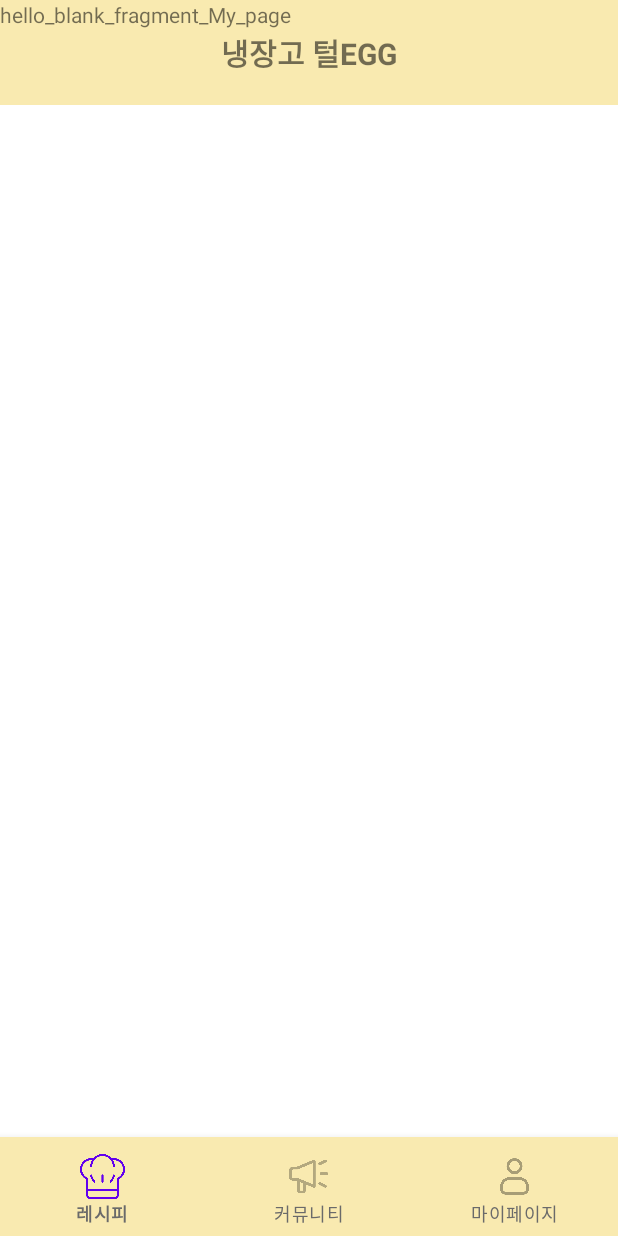
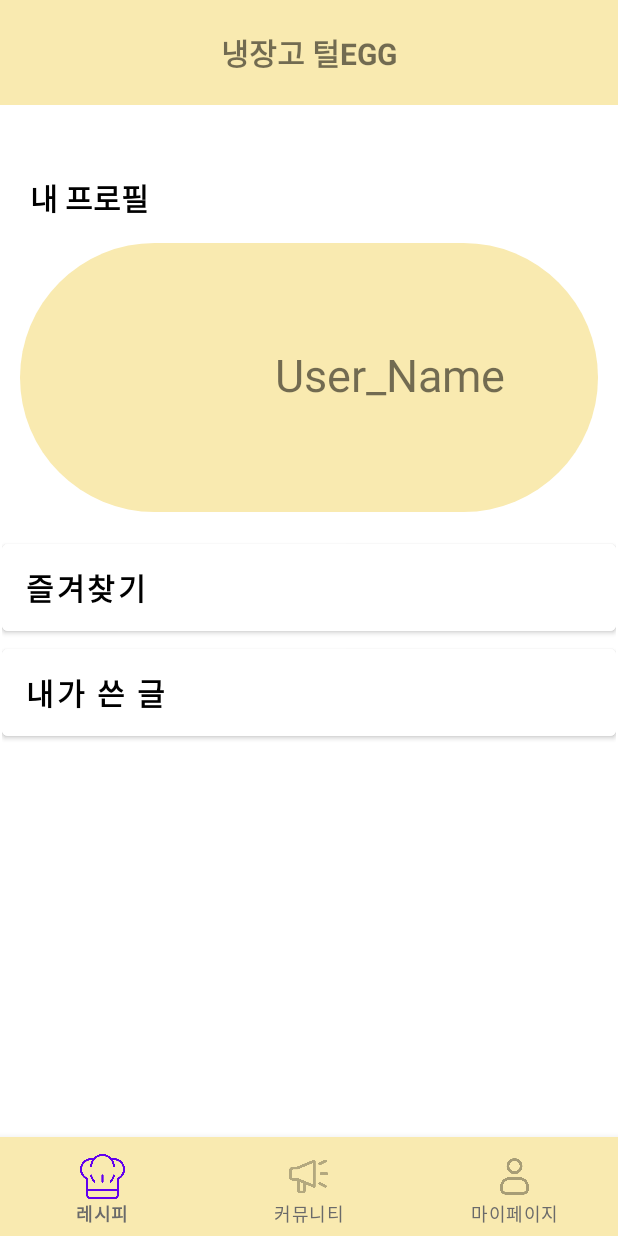
Before and after one commit to JGBean/CookRecipe, an Android app: the fragment MypageFragment placed in its activity, on a phone screen of 412 x 824 dp. Run offline under Robolectric (Android 15) with nearby library versions, the phone set to English and light mode, and no system bars.

Commit message:
마이페이지 화면입니다.

```diff
--- a/app/src/main/java/com/cook_recipe_app/firebase/MypageFragment.kt
+++ b/app/src/main/java/com/cook_recipe_app/firebase/MypageFragment.kt
@@ -6,34 +6,22 @@ import android.view.LayoutInflater
 import android.view.View
 import android.view.ViewGroup
 import com.cook_recipe_app.firebase.R
+import com.cook_recipe_app.firebase.databinding.FragmentMypageBinding
 
 
 class MypageFragment : BaseFragment() {
 
-    override fun onCreate(savedInstanceState: Bundle?) {
-        super.onCreate(savedInstanceState)
-//        arguments?.let {
-//            param1 = it.getString(ARG_PARAM1)
-//            param2 = it.getString(ARG_PARAM2)
-//        }
-    }
+    var binding: FragmentMypageBinding? = null
 
     override fun onCreateView(
         inflater: LayoutInflater, container: ViewGroup?,
         savedInstanceState: Bundle?
     ): View? {
-        // Inflate the layout for this fragment
-        return inflater.inflate(R.layout.fragment_mypage, container, false)
+        binding = FragmentMypageBinding.inflate(inflater)
+        return binding?.root
     }
 
-//    companion object {
-//        @JvmStatic
-//        fun newInstance(param1: String, param2: String) =
-//            MypageFragment().apply {
-//                arguments = Bundle().apply {
-//                    putString(ARG_PARAM1, param1)
-//                    putString(ARG_PARAM2, param2)
-//                }
-//            }
-//    }
+    override fun onViewCreated(view: View, savedInstanceState: Bundle?) {
+        super.onViewCreated(view, savedInstanceState)
+    }
 }
--- a/app/src/main/res/layout/fragment_mypage.xml
+++ b/app/src/main/res/layout/fragment_mypage.xml
@@ -1,14 +1,112 @@
 <?xml version="1.0" encoding="utf-8"?>
-<FrameLayout xmlns:android="http://schemas.android.com/apk/res/android"
+<androidx.constraintlayout.widget.ConstraintLayout xmlns:android="http://schemas.android.com/apk/res/android"
+    xmlns:app="http://schemas.android.com/apk/res-auto"
     xmlns:tools="http://schemas.android.com/tools"
+    android:id="@+id/frameLayout"
     android:layout_width="match_parent"
     android:layout_height="match_parent"
+    android:background="@color/white"
+    android:backgroundTint="#00FFFFFF"
     tools:context=".MypageFragment">
 
-    <!-- TODO: Update blank fragment layout -->
+    <androidx.constraintlayout.widget.ConstraintLayout
+        android:id="@+id/linearLayout"
+        android:layout_width="409dp"
+        android:layout_height="70dp"
+        app:layout_constraintBottom_toTopOf="@+id/linearLayout2"
+        app:layout_constraintEnd_toEndOf="parent"
+        app:layout_constraintStart_toStartOf="parent">
+
+        <Button
+            android:id="@+id/ToFeatured"
+            android:layout_width="0dp"
+            android:layout_height="0dp"
+            android:backgroundTint="#FFFFFF"
+            android:text="즐겨찾기"
+            android:textAlignment="viewStart"
+            android:textColor="#000000"
+            android:textSize="20sp"
+            android:textStyle="bold"
+            app:layout_constraintBottom_toBottomOf="parent"
+            app:layout_constraintEnd_toEndOf="parent"
+            app:layout_constraintStart_toStartOf="parent"
+            app:layout_constraintTop_toTopOf="parent" />
+    </androidx.constraintlayout.widget.ConstraintLayout>
+
+    <androidx.constraintlayout.widget.ConstraintLayout
+        android:id="@+id/linearLayout2"
+        android:layout_width="409dp"
+        android:layout_height="70dp"
+        app:layout_constraintBottom_toBottomOf="parent"
+        app:layout_constraintEnd_toEndOf="parent"
+        app:layout_constraintStart_toStartOf="parent"
+        app:layout_constraintTop_toTopOf="parent"
+        app:layout_constraintVertical_bias="0.62">
+
+        <Button
+            android:id="@+id/ToMyWritings"
+            android:layout_width="0dp"
+            android:layout_height="0dp"
+            android:backgroundTint="#FFFFFF"
+            android:text="내가 쓴 글"
+            android:textAlignment="viewStart"
+            android:textColor="#000000"
+            android:textSize="20sp"
+            android:textStyle="bold"
+            app:layout_constraintBottom_toBottomOf="parent"
+            app:layout_constraintEnd_toEndOf="parent"
+            app:layout_constraintStart_toStartOf="parent"
+            app:layout_constraintTop_toTopOf="parent" />
+    </androidx.constraintlayout.widget.ConstraintLayout>
+
     <TextView
-        android:layout_width="match_parent"
-        android:layout_height="match_parent"
-        android:text="hello_blank_fragment_My_page" />
+        android:id="@+id/textView"
+        android:layout_width="wrap_content"
+        android:layout_height="wrap_content"
+        android:text="내 프로필"
+        android:textColor="#000000"
+        android:textSize="20sp"
+        android:textStyle="bold"
+        app:layout_constraintBottom_toBottomOf="parent"
+        app:layout_constraintEnd_toEndOf="parent"
+        app:layout_constraintHorizontal_bias="0.06"
+        app:layout_constraintStart_toStartOf="parent"
+        app:layout_constraintTop_toTopOf="parent"
+        app:layout_constraintVertical_bias="0.16000003" />
 
-</FrameLayout>
+    <androidx.constraintlayout.widget.ConstraintLayout
+        android:id="@+id/constraintLayout2"
+        android:layout_width="409dp"
+        android:layout_height="195dp"
+        app:layout_constraintBottom_toTopOf="@+id/linearLayout"
+        app:layout_constraintEnd_toEndOf="parent"
+        app:layout_constraintStart_toStartOf="parent"
+        app:layout_constraintTop_toBottomOf="@+id/textView">
+
+        <com.google.android.material.chip.Chip
+            android:id="@+id/chip3"
+            android:layout_width="409dp"
+            android:layout_height="195dp"
+            android:backgroundTint="@color/lightYellow"
+            app:layout_constraintBottom_toBottomOf="parent"
+            app:layout_constraintEnd_toEndOf="parent"
+            app:layout_constraintHorizontal_bias="1.0"
+            app:layout_constraintStart_toStartOf="parent"
+            app:layout_constraintTop_toTopOf="parent"
+            app:layout_constraintVertical_bias="1.0" />
+
+        <TextView
+            android:id="@+id/textView7"
+            android:layout_width="185dp"
+            android:layout_height="45dp"
+            android:text="User_Name"
+            android:textAlignment="center"
+            android:textSize="30sp"
+            app:layout_constraintBottom_toBottomOf="parent"
+            app:layout_constraintEnd_toEndOf="parent"
+            app:layout_constraintHorizontal_bias="0.74"
+            app:layout_constraintStart_toStartOf="parent"
+            app:layout_constraintTop_toTopOf="parent" />
+    </androidx.constraintlayout.widget.ConstraintLayout>
+
+</androidx.constraintlayout.widget.ConstraintLayout>
```
